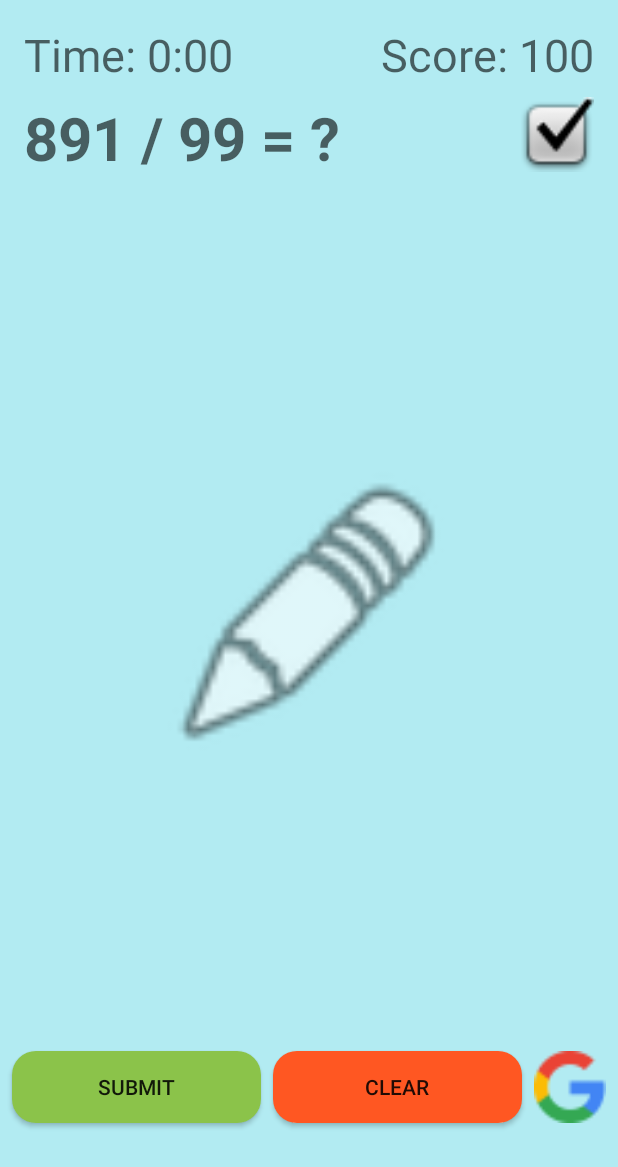
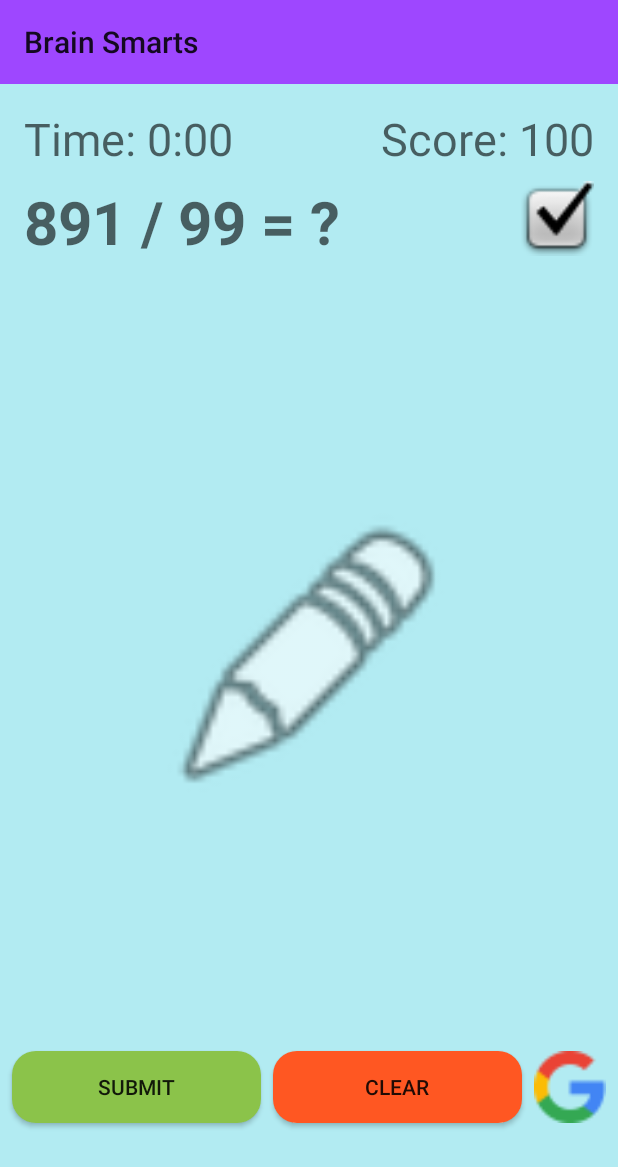
Before and after one commit to Abhiek187/MiniBrainAge, an Android app: the layout activity_main.xml on its own in the app's theme, with its tools: preview values and no code run, on a phone screen of 412 x 824 dp. Shown: the top 1167 px of the screen. Run offline under Robolectric (Android 15) with nearby library versions, the light colour scheme and no system bars; network calls fail.

Commit message:
Extend the toolbar behind the status bar

```diff
--- a/app/src/main/res/layout-land/activity_main.xml
+++ b/app/src/main/res/layout-land/activity_main.xml
@@ -5,8 +5,20 @@
     android:id="@+id/layoutPage"
     android:layout_width="match_parent"
     android:layout_height="match_parent"
-    android:fitsSystemWindows="true"
     tools:context=".MainActivity">
+
+    <androidx.appcompat.widget.Toolbar
+        android:id="@+id/toolbar"
+        android:layout_width="0dp"
+        android:layout_height="wrap_content"
+        android:background="?attr/colorPrimary"
+        android:minHeight="?attr/actionBarSize"
+        android:theme="?attr/actionBarTheme"
+        android:fitsSystemWindows="true"
+        app:layout_constraintEnd_toEndOf="parent"
+        app:layout_constraintStart_toStartOf="parent"
+        app:layout_constraintTop_toTopOf="parent"
+        app:title="@string/app_name" />
 
     <TextView
         android:id="@+id/textViewTimer"
@@ -18,7 +30,7 @@
         android:textAppearance="@style/TextAppearance.AppCompat.Display1"
         android:textSize="30sp"
         app:layout_constraintStart_toStartOf="parent"
-        app:layout_constraintTop_toTopOf="parent" />
+        app:layout_constraintTop_toBottomOf="@+id/toolbar" />
 
     <TextView
         android:id="@+id/textViewScore"
@@ -77,7 +89,7 @@
         app:layout_constraintDimensionRatio="1:1"
         app:layout_constraintEnd_toEndOf="parent"
         app:layout_constraintStart_toEndOf="@id/buttonSubmit"
-        app:layout_constraintTop_toTopOf="parent"
+        app:layout_constraintTop_toBottomOf="@id/toolbar"
         app:srcCompat="@android:drawable/ic_menu_edit" />
 
     <Button
--- a/app/src/main/res/layout/activity_main.xml
+++ b/app/src/main/res/layout/activity_main.xml
@@ -5,8 +5,20 @@
     android:id="@+id/layoutPage"
     android:layout_width="match_parent"
     android:layout_height="match_parent"
-    android:fitsSystemWindows="true"
     tools:context=".MainActivity">
+
+    <androidx.appcompat.widget.Toolbar
+        android:id="@+id/toolbar"
+        android:layout_width="0dp"
+        android:layout_height="wrap_content"
+        android:background="?attr/colorPrimary"
+        android:minHeight="?attr/actionBarSize"
+        android:theme="?attr/actionBarTheme"
+        android:fitsSystemWindows="true"
+        app:layout_constraintEnd_toEndOf="parent"
+        app:layout_constraintStart_toStartOf="parent"
+        app:layout_constraintTop_toTopOf="parent"
+        app:title="@string/app_name" />
 
     <TextView
         android:id="@+id/textViewTimer"
@@ -18,7 +30,7 @@
         android:textAppearance="@style/TextAppearance.AppCompat.Display1"
         android:textSize="30sp"
         app:layout_constraintStart_toStartOf="parent"
-        app:layout_constraintTop_toTopOf="parent" />
+        app:layout_constraintTop_toBottomOf="@+id/toolbar" />
 
     <TextView
         android:id="@+id/textViewScore"
--- a/app/src/main/res/values/styles.xml
+++ b/app/src/main/res/values/styles.xml
@@ -1,6 +1,6 @@
 <resources>
     <!-- Base application theme. -->
-    <style name="AppTheme" parent="Theme.AppCompat.DayNight">
+    <style name="AppTheme" parent="Theme.AppCompat.DayNight.NoActionBar">
         <!-- Customize your theme here. -->
         <item name="colorPrimary">@color/colorPrimary</item>
         <item name="colorPrimaryDark">@color/colorPrimaryDark</item>
```
